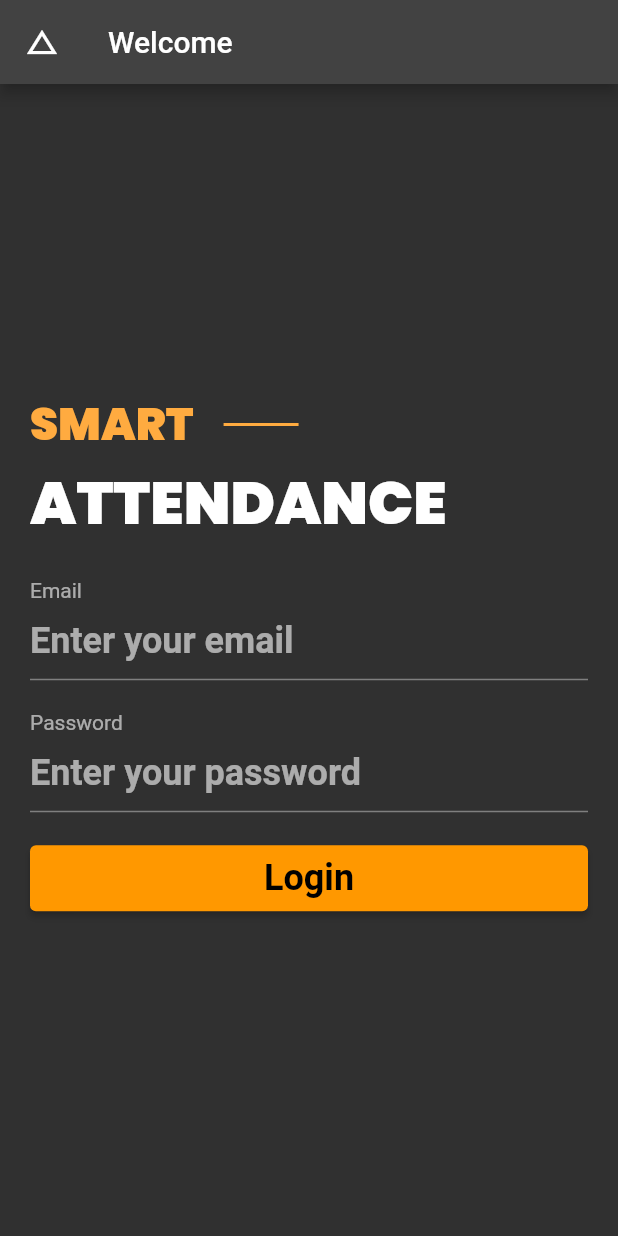
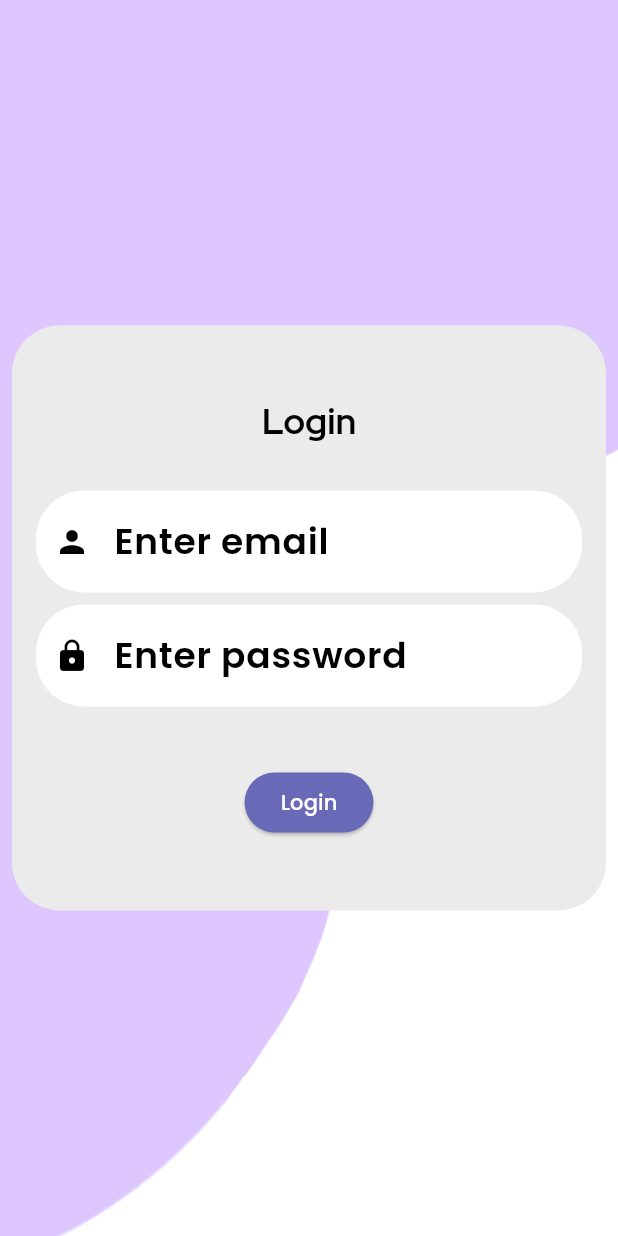
Before and after one commit to ShravanChilka/smart_attendance, a Flutter app: the screen it shows after launch, on a phone screen of 412 x 824 dp. Run offline on Flutter 3.47's test engine with Material 2 defaults, Android fonts, the phone set to English and light mode, and no system bars; drawn by our look-alikes of animated_text_kit; our stand-ins replace animated_splash_screen, geolocator, google_fonts; missing offline and left inert: gsheets; key blocks and very long unbroken strings in the code were emptied for the run.

Commit message:
ui and theme changes

```diff
--- a/lib/main.dart
+++ b/lib/main.dart
@@ -6,6 +6,8 @@ import 'package:smart_attendance/providers/class_list_provider.dart';
 import 'package:smart_attendance/providers/loading_provider.dart';
 import 'package:smart_attendance/providers/user_list_provider.dart';
 import 'package:smart_attendance/screens/login_screen.dart';
+import 'package:smart_attendance/screens/login_screen_new.dart';
+import 'package:smart_attendance/widgets/styles.dart';
 import 'services/database/g_sheet_api_service.dart';
 
 void main() async {
@@ -29,11 +31,7 @@ class MyApp extends StatelessWidget {
     return MaterialApp(
       debugShowCheckedModeBanner: false,
       title: 'Flutter Demo',
-      theme: ThemeData(
-          brightness: Brightness.dark,
-          primarySwatch: Colors.orange,
-          floatingActionButtonTheme: const FloatingActionButtonThemeData(
-              backgroundColor: Colors.orangeAccent)),
+      theme: themeConfig,
       home: const SplashScreen(),
     );
   }
@@ -46,9 +44,9 @@ class SplashScreen extends StatelessWidget {
   Widget build(BuildContext context) {
     return Scaffold(
       body: AnimatedSplashScreen(
-        backgroundColor: Colors.orangeAccent,
+        // backgroundColor: Palette.primary500,
         animationDuration: const Duration(seconds: 1),
-        nextScreen: LoginScreen(),
+        nextScreen: const LoginScreen(),
         splash: const Center(
           child: Text(
             "Smart Attendance",
--- a/lib/screens/login_screen.dart
+++ b/lib/screens/login_screen.dart
@@ -6,8 +6,10 @@ import 'package:smart_attendance/screens/screens_export.dart';
 import 'package:smart_attendance/services/database/models/model_export.dart';
 import 'package:smart_attendance/widgets/widgets.dart';
 
-class LoginScreen extends StatelessWidget {
-  LoginScreen({Key? key}) : super(key: key);
+import '../widgets/styles.dart';
+
+class LoginScreenOld extends StatelessWidget {
+  LoginScreenOld({Key? key}) : super(key: key);
 
   final TextEditingController _emailController = TextEditingController();
   final TextEditingController _passwordController = TextEditingController();
@@ -22,7 +24,7 @@ class LoginScreen extends StatelessWidget {
         content: Text(
           message,
         ),
-        backgroundColor: Colors.orangeAccent,
+        backgroundColor: Palette.primary500,
       );
       ScaffoldMessenger.of(context).showSnackBar(snackBar);
     }
@@ -108,7 +110,7 @@ class LoginScreen extends StatelessWidget {
                                 style: TextStyle(
                                   fontSize: 30,
                                   fontWeight: FontWeight.w900,
-                                  color: Colors.orangeAccent,
+                                  color: Palette.primary500,
                                   fontFamily: GoogleFonts.poppins().fontFamily,
                                 ),
                               ),
@@ -116,7 +118,7 @@ class LoginScreen extends StatelessWidget {
                                 margin: const EdgeInsets.only(left: 20),
                                 height: 2,
                                 width: 50,
-                                color: Colors.orangeAccent,
+                                color: Palette.primary500,
                                 duration: const Duration(milliseconds: 800),
                                 curve: Curves.fastOutSlowIn,
                               )
--- /dev/null
+++ b/lib/screens/login_screen_new.dart
@@ -0,0 +1,157 @@
+import 'package:flutter/material.dart';
+import 'package:provider/provider.dart';
+import 'package:smart_attendance/screens/user_screen.dart';
+import 'package:smart_attendance/widgets/styles.dart';
+import 'package:smart_attendance/widgets/widgets.dart';
+
+import '../providers/class_list_provider.dart';
+import '../providers/loading_provider.dart';
+import '../services/database/models/class.dart';
+import '../services/database/models/user.dart';
+import 'admin_screen.dart';
+
+class LoginScreen extends StatefulWidget {
+  const LoginScreen({Key? key}) : super(key: key);
+
+  @override
+  State<LoginScreen> createState() => _LoginScreenState();
+}
+
+class _LoginScreenState extends State<LoginScreen> {
+  late final TextEditingController _emailController;
+  late final TextEditingController _passwordController;
+
+  @override
+  void initState() {
+    _emailController = TextEditingController();
+    _passwordController = TextEditingController();
+    super.initState();
+  }
+
+  @override
+  void dispose() {
+    _emailController.dispose();
+    _passwordController.dispose();
+    super.dispose();
+  }
+
+  @override
+  Widget build(BuildContext context) {
+    final classListProvider = Provider.of<ClassListProvider>(context);
+    final loadingProvider = Provider.of<LoadingProvider>(context);
+
+    void showSnackBar({required String message}) {
+      var snackBar = SnackBar(
+        content: Text(
+          message,
+        ),
+        backgroundColor: Palette.primary500,
+      );
+      ScaffoldMessenger.of(context).showSnackBar(snackBar);
+    }
+
+    void navigateUser({required UserModel userModel}) {
+      Navigator.push(
+        context,
+        MaterialPageRoute(
+          builder: (context) => UserScreen(userModel: userModel),
+        ),
+      );
+    }
+
+    void navigateAdmin() {
+      Navigator.push(
+        context,
+        MaterialPageRoute(
+          builder: (context) => AdminScreen(),
+        ),
+      );
+    }
+
+    void loginClickEvent(
+        {required String email, required String password}) async {
+      loadingProvider.isLoading = true;
+      final userList = await UserHelper().getAll();
+
+      bool isValid = false;
+      if (email == "admin" && password == "admin") {
+        classListProvider.classList = await ClassModelHelper().getAll();
+        loadingProvider.isLoading = false;
+        navigateAdmin();
+        isValid = true;
+      } else {
+        for (UserModel userModel in userList) {
+          if (userModel.email == email && userModel.password == password) {
+            classListProvider.classList = await ClassModelHelper().getAll();
+            loadingProvider.isLoading = false;
+            navigateUser(userModel: userModel);
+            isValid = true;
+            break;
+          }
+        }
+      }
+      if (!isValid) {
+        loadingProvider.isLoading = false;
+        debugPrint("INVALID");
+        showSnackBar(message: "Invalid credentials");
+      }
+    }
+
+    final size = MediaQuery.of(context).size;
+    return Scaffold(
+      body: Stack(
+        children: [
+          SizedBox.expand(
+            child: Image.asset(
+              'assets/bg_image.png',
+              fit: BoxFit.fitWidth,
+            ),
+          ),
+          Center(
+            child: Container(
+              margin: const EdgeInsets.all(defaultPadding),
+              padding: const EdgeInsets.all(defaultPadding * 2),
+              decoration: BoxDecoration(
+                color: Palette.neutral300,
+                borderRadius: BorderRadius.circular(defaultRadius * 2),
+              ),
+              child: Column(
+                mainAxisSize: MainAxisSize.min,
+                children: [
+                  const SizedBox(height: defaultPadding * 4),
+                  Text(
+                    'Login',
+                    style: Theme.of(context).textTheme.titleLarge,
+                  ),
+                  const SizedBox(height: defaultPadding * 4),
+                  CustomTextField(
+                    title: 'Email',
+                    hintText: 'Enter email',
+                    textController: _emailController,
+                    prefixIcon: const Icon(Icons.person),
+                  ),
+                  CustomTextField(
+                    title: 'Password',
+                    hintText: 'Enter password',
+                    isPassword: true,
+                    textController: _passwordController,
+                    prefixIcon: const Icon(Icons.lock),
+                  ),
+                  const SizedBox(height: defaultPadding * 4),
+                  ElevatedButton(
+                    onPressed: () => loginClickEvent(
+                      email: _emailController.text.toString(),
+                      password: _passwordController.text.toString(),
+                    ),
+                    child: const Text('Login'),
+                  ),
+                  const SizedBox(height: defaultPadding * 4),
+                ],
+              ),
+            ),
+          ),
+        ],
+      ),
+    );
+  }
+}
--- a/lib/screens/mark_attendance_screen.dart
+++ b/lib/screens/mark_attendance_screen.dart
@@ -3,6 +3,7 @@ import 'package:intl/intl.dart';
 import 'package:provider/provider.dart';
 import 'package:smart_attendance/services/database/models/model_export.dart';
 import 'package:smart_attendance/widgets/custom_text_field.dart';
+import 'package:smart_attendance/widgets/styles.dart';
 import '../providers/loading_provider.dart';
 import '../services/location/location_service.dart';
 
@@ -26,7 +27,7 @@ class MarkAttendanceScreen extends StatelessWidget {
         content: Text(
           message,
         ),
-        backgroundColor: Colors.orangeAccent,
+        backgroundColor: Palette.secondary500,
       );
       ScaffoldMessenger.of(context).showSnackBar(snackBar);
     }
--- a/lib/screens/user_screen.dart
+++ b/lib/screens/user_screen.dart
@@ -3,6 +3,8 @@ import 'package:provider/provider.dart';
 import 'package:smart_attendance/screens/screens_export.dart';
 import 'package:smart_attendance/services/database/models/model_export.dart';
 import '../providers/providers_export.dart';
+import '../widgets/styles.dart';
+import 'login_screen_new.dart';
 
 class UserScreen extends StatelessWidget {
   final UserModel userModel;
@@ -43,7 +45,7 @@ class UserScreen extends StatelessWidget {
           onPressed: () => Navigator.push(
               context,
               MaterialPageRoute(
-                builder: (context) => LoginScreen(),
+                builder: (context) => const LoginScreen(),
               )),
           icon: const Icon(Icons.logout),
         ),
@@ -62,7 +64,7 @@ class UserScreen extends StatelessWidget {
                     title: Text(classListProvider.classList[index].name),
                     leading: const Icon(
                       Icons.class_rounded,
-                      color: Colors.orangeAccent,
+                      color: Palette.primary500,
                       size: 50,
                     ),
                   );
--- a/lib/widgets/custom_animated_text.dart
+++ b/lib/widgets/custom_animated_text.dart
@@ -1,6 +1,7 @@
 import 'package:animated_text_kit/animated_text_kit.dart';
 import 'package:flutter/material.dart';
 import 'package:google_fonts/google_fonts.dart';
+import 'package:smart_attendance/widgets/styles.dart';
 
 class CustomAnimatedText extends StatelessWidget {
   const CustomAnimatedText({Key? key}) : super(key: key);
@@ -15,35 +16,32 @@ class CustomAnimatedText extends StatelessWidget {
         fontFamily: GoogleFonts.poppins().fontFamily,
       ),
       child: AnimatedTextKit(
-        onNext: (p0, p1){},
+        onNext: (p0, p1) {},
         animatedTexts: [
           ColorizeAnimatedText('ATTENDANCE',
               speed: const Duration(milliseconds: 400),
               textStyle: TextStyle(
                 fontSize: 40,
                 fontWeight: FontWeight.w900,
-                fontFamily:
-                GoogleFonts.poppins().fontFamily,
+                fontFamily: GoogleFonts.poppins().fontFamily,
               ),
-              colors: [Colors.white, Colors.orangeAccent]),
+              colors: [Colors.white, Palette.primary500]),
           ColorizeAnimatedText('GEO TRACKING',
               speed: const Duration(milliseconds: 400),
               textStyle: TextStyle(
                 fontSize: 40,
                 fontWeight: FontWeight.w900,
-                fontFamily:
-                GoogleFonts.poppins().fontFamily,
+                fontFamily: GoogleFonts.poppins().fontFamily,
               ),
-              colors: [Colors.white, Colors.orangeAccent]),
+              colors: [Colors.white, Palette.primary500]),
           ColorizeAnimatedText('CLASSROOM',
               speed: const Duration(milliseconds: 400),
               textStyle: TextStyle(
                 fontSize: 40,
                 fontWeight: FontWeight.w900,
-                fontFamily:
-                GoogleFonts.poppins().fontFamily,
+                fontFamily: GoogleFonts.poppins().fontFamily,
               ),
-              colors: [Colors.white, Colors.orangeAccent]),
+              colors: [Colors.white, Palette.primary500]),
         ],
         isRepeatingAnimation: true,
         repeatForever: true,
--- a/lib/widgets/custom_text_field.dart
+++ b/lib/widgets/custom_text_field.dart
@@ -1,50 +1,60 @@
 import 'package:flutter/material.dart';
+import 'package:smart_attendance/widgets/styles.dart';
 
 class CustomTextField extends StatelessWidget {
-  String title;
-  String hintText;
-  bool isPassword;
-  bool isTracking;
-  TextEditingController textController;
+  final String title;
+  final String hintText;
+  final bool isPassword;
+  final Icon? prefixIcon;
+  final TextEditingController textController;
 
-  CustomTextField({
+  const CustomTextField({
     Key? key,
     required this.title,
     required this.hintText,
     required this.textController,
+    this.prefixIcon,
     this.isPassword = false,
-    this.isTracking = false,
   }) : super(key: key);
 
   @override
   Widget build(BuildContext context) {
-    return Column(
-      crossAxisAlignment: CrossAxisAlignment.start,
-      children: [
-        const SizedBox(
-          height: 10,
-        ),
-        Text(title, style: const TextStyle(color: Colors.white60)),
-        isPassword
-            ? TextField(
+    return isPassword
+        ? Padding(
+            padding: const EdgeInsets.only(bottom: defaultPadding),
+            child: TextField(
               obscureText: true,
               obscuringCharacter: "*",
               controller: textController,
-                style:
-                    const TextStyle(fontSize: 24, fontWeight: FontWeight.w600),
+              style: const TextStyle(fontSize: 24, fontWeight: FontWeight.w600),
               decoration: InputDecoration(
                 hintText: hintText,
+                prefixIcon: prefixIcon,
+                filled: true,
+                fillColor: Palette.neutral100,
+                border: OutlineInputBorder(
+                  borderRadius: BorderRadius.circular(defaultRadius * 2),
+                  borderSide: BorderSide.none,
+                ),
+              ),
             ),
           )
-            : TextField(
+        : Padding(
+            padding: const EdgeInsets.only(bottom: defaultPadding),
+            child: TextField(
               controller: textController,
-                style:
-                    const TextStyle(fontSize: 24, fontWeight: FontWeight.w600),
+              style: const TextStyle(fontSize: 24, fontWeight: FontWeight.w600),
               decoration: InputDecoration(
                 hintText: hintText,
+                prefixIcon: prefixIcon,
+                filled: true,
+                fillColor: Palette.neutral100,
+                border: OutlineInputBorder(
+                  borderRadius: BorderRadius.circular(defaultRadius * 2),
+                  borderSide: BorderSide.none,
                 ),
               ),
-      ],
+            ),
           );
   }
 }
--- /dev/null
+++ b/lib/widgets/styles.dart
@@ -0,0 +1,66 @@
+import 'package:flutter/material.dart';
+import 'package:google_fonts/google_fonts.dart';
+
+const double defaultPadding = 8;
+const double defaultRadius = 16;
+
+class Palette {
+  static const primary500 = Color(0xFFDEC7FF);
+  static const secondary500 = Color(0xFF686AB7);
+  static const error = Color(0xFFEF476F);
+  static const neutral900 = Color(0xFF000000);
+  static const neutral300 = Color(0xFFEBEBEB);
+  static const neutral100 = Color(0xFFFFFFFF);
+}
+
+final themeConfig = ThemeData(
+  useMaterial3: true,
+  colorScheme: const ColorScheme(
+    brightness: Brightness.light,
+    primary: Palette.primary500,
+    onPrimary: Palette.neutral900,
+    secondary: Palette.secondary500,
+    onSecondary: Palette.neutral900,
+    error: Palette.error,
+    onError: Palette.neutral900,
+    background: Palette.neutral300,
+    onBackground: Palette.neutral900,
+    surface: Palette.neutral300,
+    onSurface: Palette.neutral900,
+  ),
+  brightness: Brightness.light,
+  fontFamily: GoogleFonts.poppins().fontFamily,
+  elevatedButtonTheme: ElevatedButtonThemeData(
+    style: const ButtonStyle().copyWith(
+      backgroundColor: const MaterialStatePropertyAll(Palette.secondary500),
+      foregroundColor: const MaterialStatePropertyAll(Palette.neutral100),
+    ),
+  ),
+  textTheme: const TextTheme().copyWith(
+    headlineLarge: GoogleFonts.redHatDisplay().copyWith(
+      fontSize: 32,
+      fontWeight: FontWeight.bold,
+      letterSpacing: 2,
+    ),
+    titleLarge: GoogleFonts.redHatDisplay().copyWith(
+      fontSize: 24,
+      fontWeight: FontWeight.bold,
+    ),
+    titleMedium: GoogleFonts.redHatDisplay().copyWith(
+      fontSize: 18,
+      fontWeight: FontWeight.bold,
+    ),
+    titleSmall: GoogleFonts.redHatDisplay().copyWith(
+      fontSize: 16,
+      fontWeight: FontWeight.bold,
+    ),
+    bodyMedium: GoogleFonts.poppins().copyWith(
+      fontSize: 12,
+      fontWeight: FontWeight.normal,
+    ),
+    bodySmall: GoogleFonts.poppins().copyWith(
+      fontSize: 12,
+      fontWeight: FontWeight.normal,
+    ),
+  ),
+);
```
Also changed, not shown: lib/screens/admin_screen.dart (+10 -4 lines), lib/screens/start_attendance_screen.dart (+22 -17 lines), lib/widgets/snack_bar.dart (added, +12 -0 lines), pubspec.yaml (+4 -5 lines), assets/bg_image.png (added), assets/class_icon.png (added), pubspec.lock. Lines whose indentation alone changed are shown as unchanged.
